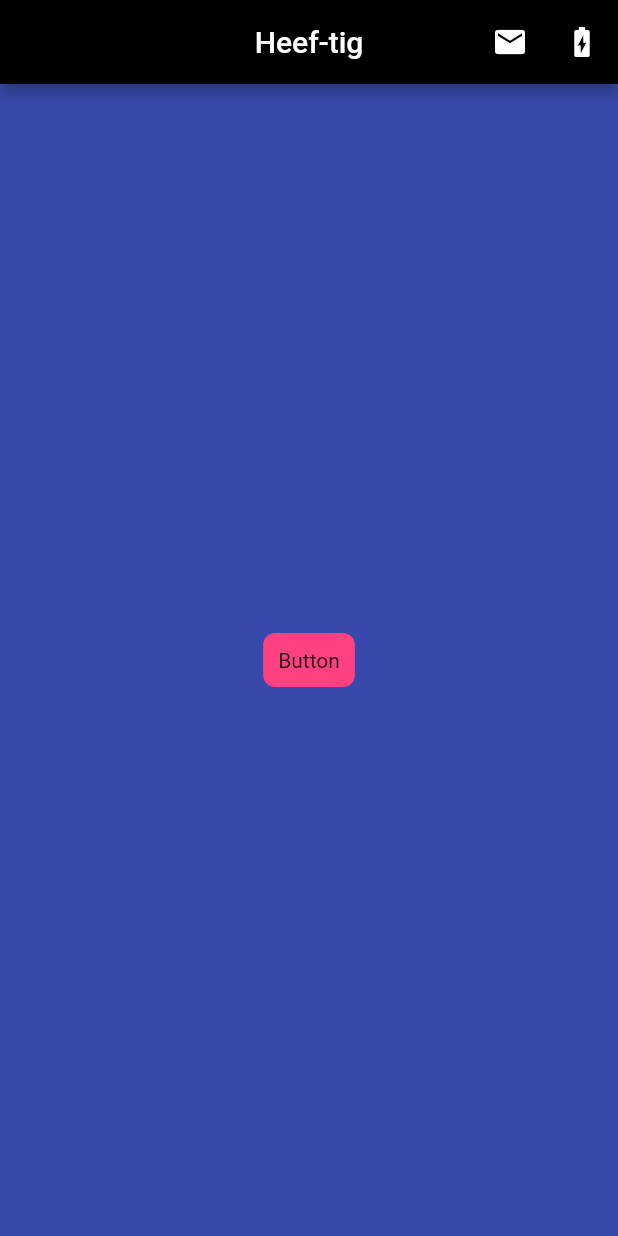
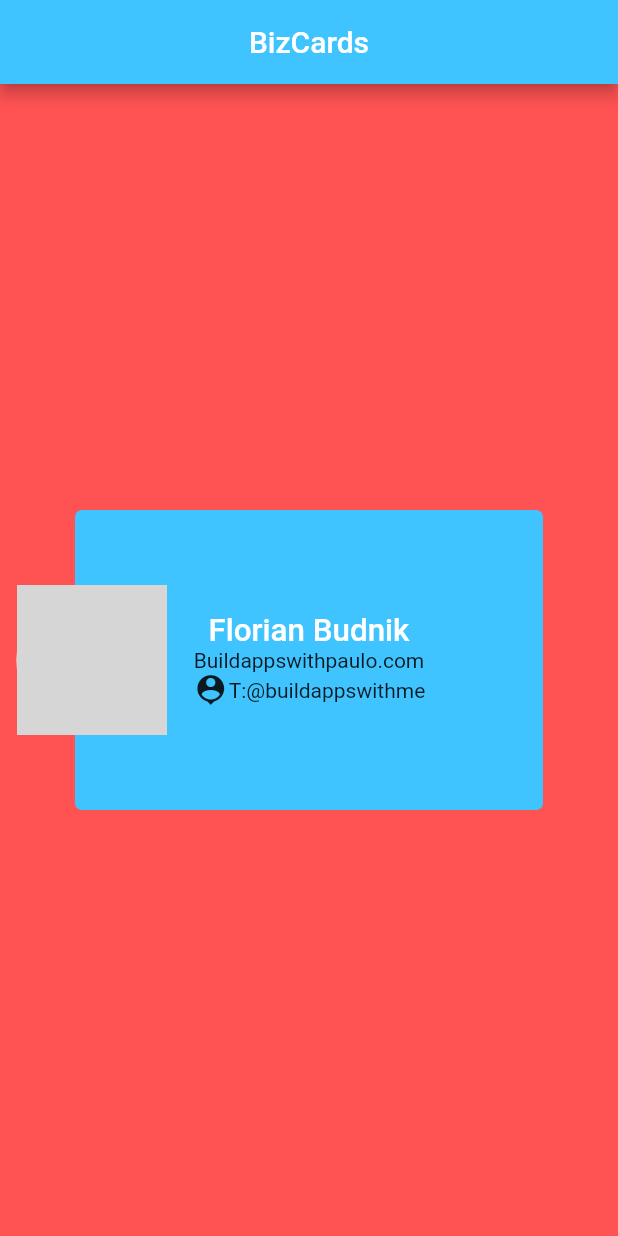
Before and after one commit to FlorianBud/first_flutter_app, a Flutter app: the screen it shows after launch, on a phone screen of 412 x 824 dp. Run offline on Flutter 3.47's test engine with Material 2 defaults, Android fonts, the phone set to English and light mode, and no system bars; network calls fail; grey boxes are pictures that could not be loaded.

Commit message:
Chapter 72 / BizCard

```diff
--- a/lib/main.dart
+++ b/lib/main.dart
@@ -5,5 +5,5 @@ import 'package:flutter/material.dart';
 //void main() => runApp(ScaffoldExample());
 
 void main() => runApp(new MaterialApp(
-      home: ScaffoldExample(),
+      home: BizCard(),
     ));
--- a/lib/ui/home.dart
+++ b/lib/ui/home.dart
@@ -1,4 +1,71 @@
 import 'package:flutter/material.dart';
+
+class BizCard extends StatelessWidget {
+  @override
+  Widget build(BuildContext context) {
+    return Scaffold(
+      appBar: AppBar(
+        title: Text("BizCards"),
+        centerTitle: true,
+        backgroundColor: Colors.lightBlueAccent,
+      ),
+      backgroundColor: Colors.redAccent,
+      body: Container(
+        alignment: Alignment.center,
+        child: Stack(
+          alignment: Alignment.topCenter,
+          children: <Widget>[_getCard(), _getAvatar()],
+        ),
+      ),
+    );
+  }
+
+  Container _getCard() {
+    return Container(
+      width: 400,
+      height: 200,
+      margin: EdgeInsets.all(50.0),
+      decoration: BoxDecoration(
+          color: Colors.lightBlueAccent,
+          borderRadius: BorderRadius.circular(4.5)),
+      child: Column(
+        mainAxisAlignment: MainAxisAlignment.center,
+        children: <Widget>[
+          Text(
+            "Florian Budnik",
+            style: TextStyle(
+                fontSize: 20.9,
+                color: Colors.white,
+                fontWeight: FontWeight.w500),
+          ),
+          Text("Buildappswithpaulo.com"),
+          Row(
+            mainAxisAlignment: MainAxisAlignment.center,
+            children: <Widget>[
+              Icon(Icons.person_pin),
+              Text("T:@buildappswithme")
+            ],
+          )
+        ],
+      ),
+    );
+  }
+
+  Container _getAvatar() {
+    return Container(
+      width: 100,
+      height: 100,
+      margin: EdgeInsets.fromLTRB(00, 100, 290, 0),
+      decoration: BoxDecoration(
+          color: Colors.white,
+          borderRadius: BorderRadius.all(Radius.circular(50.0)),
+          border: Border.all(color: Colors.white, width: 1.2),
+          image: DecorationImage(
+              image: NetworkImage("https://picsum.photos/300/300"),
+              fit: BoxFit.cover)),
+    );
+  }
+}
 
 class ScaffoldExample extends StatelessWidget {
   _tapButton() {
@@ -20,6 +87,22 @@ class ScaffoldExample extends StatelessWidget {
               icon: Icon(Icons.battery_charging_full), onPressed: _tapButton)
         ],
       ),
+
+      floatingActionButton: FloatingActionButton(
+        backgroundColor: Colors.lightGreen,
+        child: Icon(Icons.featured_play_list),
+        onPressed: () => debugPrint("Hello"),
+      ),
+
+      bottomNavigationBar: BottomNavigationBar(items: [
+        BottomNavigationBarItem(
+            icon: Icon(Icons.access_time), title: Text("First")),
+        BottomNavigationBarItem(
+            icon: Icon(Icons.ac_unit), title: Text("Second")),
+        BottomNavigationBarItem(
+            icon: Icon(Icons.accessibility), title: Text("Third"))
+
+      ], onTap: (int index) => debugPrint("Tapped item: $index"),),
       backgroundColor: Colors.indigo.shade600,
       body: Container(
           alignment: Alignment.center,
```
